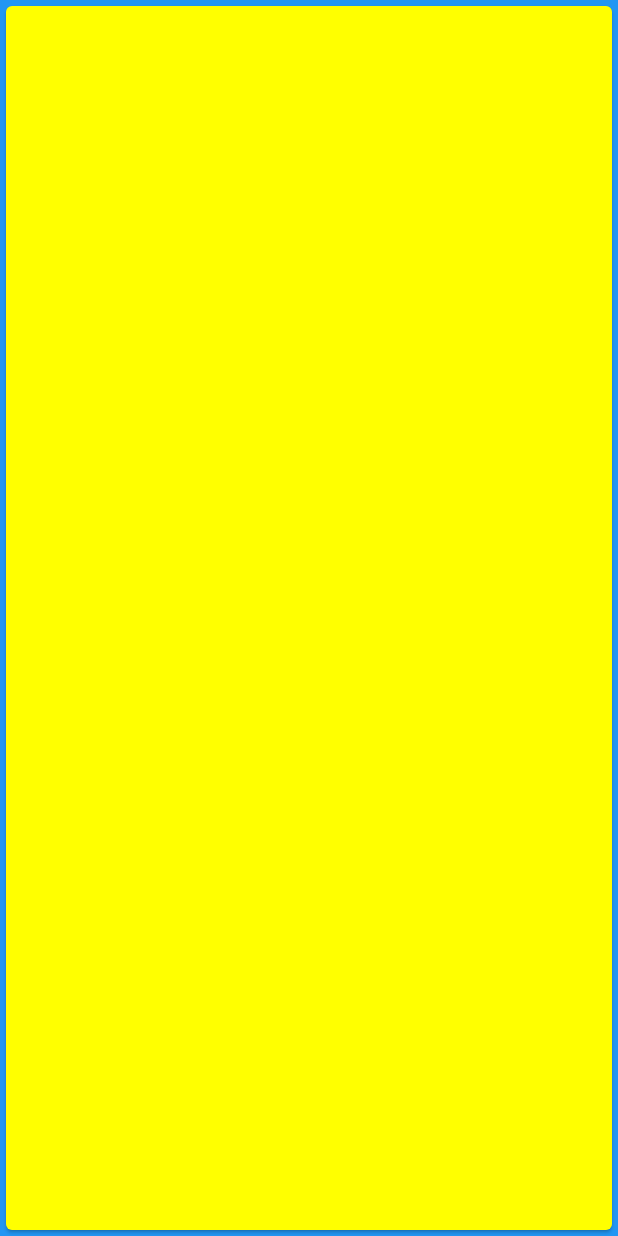
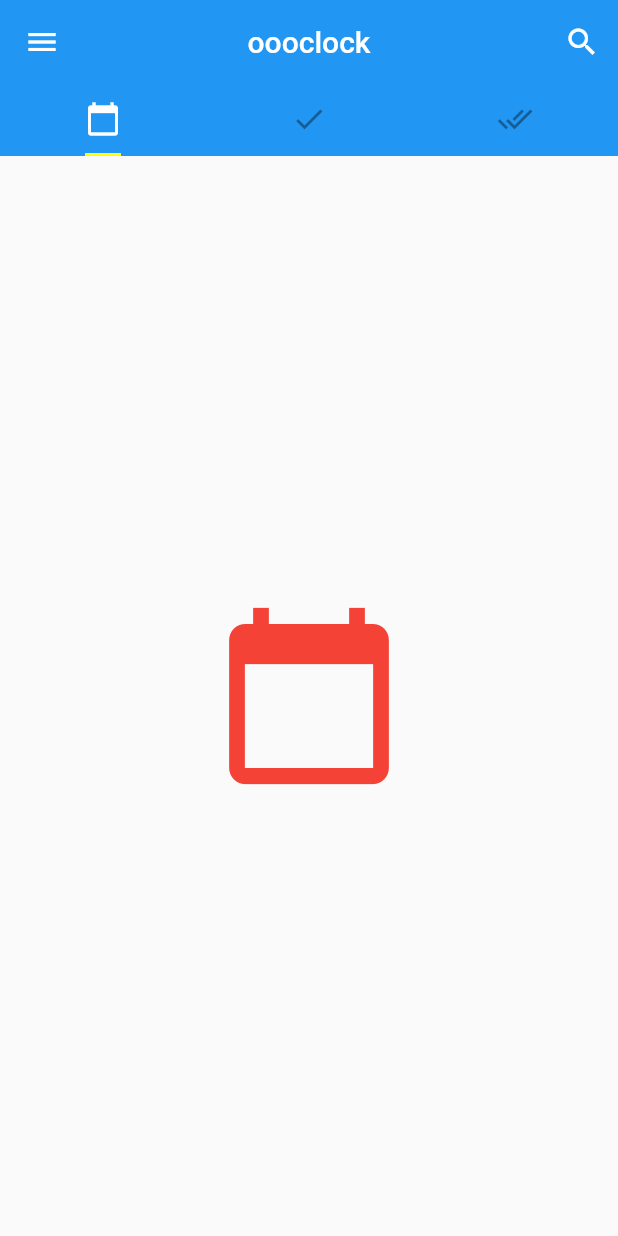
Before and after one commit to BaicaiStudent/oooclock, a Flutter app: the screen it shows after launch, on a phone screen of 412 x 824 dp. Run offline on Flutter 3.47's test engine with Material 2 defaults, Android fonts, the phone set to English and light mode, and no system bars.

Commit message:
appBar_left

```diff
--- /dev/null
+++ b/lib/assets/home.dart
@@ -0,0 +1,19 @@
+import 'package:flutter/material.dart';
+
+class Background extends StatelessWidget {
+  final Widget child;
+
+  Background({Key key, this.child}) : super(key: key);
+
+  @override
+  Widget build(BuildContext context) {
+    return Container(
+      color: Colors.blue,
+      child: SafeArea(
+        child: SizedBox.expand(
+          child: Card(color: Colors.yellowAccent),
+        ),
+      ),
+    );
+  }
+}
--- a/lib/main.dart
+++ b/lib/main.dart
@@ -1,4 +1,5 @@
 import 'package:flutter/material.dart';
+import './assets/home.dart';
 
 void main() => runApp(MyApp());
 
@@ -6,16 +7,80 @@ class MyApp extends StatelessWidget {
   @override
   Widget build(BuildContext context) {
     return MaterialApp(
-      title: 'r=nggtes',
-      home: new Container(
-        color: Colors.blue,
-        child: SafeArea(
-          child: SizedBox.expand(
-            child: Card(color: Colors.yellowAccent),
-          ),
-        ),
+      debugShowCheckedModeBanner: false,
+      home: new Home(),
+      theme: ThemeData(
+        primaryColor: Colors.blue,
+        highlightColor: Color.fromRGBO(253, 233, 78, 0.5),
+        splashColor: Color.fromRGBO(253, 233, 78, 0.5),
       ),
-      theme: ThemeData(primarySwatch: Colors.red),
     );
   }
 }
+
+class Home extends StatelessWidget {
+  final Widget child;
+
+  Home({Key key, this.child}) : super(key: key);
+
+  @override
+  Widget build(BuildContext context) {
+    return DefaultTabController(
+        length: 3,
+        child: Scaffold(
+          appBar: AppBar(
+            leading: IconButton(
+              icon: Icon(Icons.menu),
+              tooltip: 'menu',
+              onPressed: () => debugPrint('menu-pr'),
+            ),
+            title: Text('oooclock'),
+            centerTitle: true,
+            actions: <Widget>[
+              IconButton(
+                icon: Icon(Icons.search),
+                tooltip: 'search',
+                onPressed: () => debugPrint('search-pr'),
+              ),
+            ],
+            elevation: 0.0,
+            bottom: TabBar(
+              unselectedLabelColor: Colors.black38,
+              indicatorColor: Colors.yellowAccent,
+              indicatorSize: TabBarIndicatorSize.label,
+              tabs: <Widget>[
+                Tab(
+                  icon: Icon(Icons.calendar_today),
+                ),
+                Tab(
+                  icon: Icon(Icons.done),
+                ),
+                Tab(
+                  icon: Icon(Icons.done_all),
+                )
+              ],
+            ),
+          ),
+          body: TabBarView(
+            children: <Widget>[
+              Icon(
+                Icons.calendar_today,
+                size: 128.0,
+                color: Colors.red,
+              ),
+              Icon(
+                Icons.done,
+                size: 128.0,
+                color: Colors.blue,
+              ),
+              Icon(
+                Icons.done_all,
+                size: 128.0,
+                color: Colors.black12,
+              ),
+            ],
+          ),
+          drawer: Text('this is your clock'),
+        ));
+  }
+}
```
